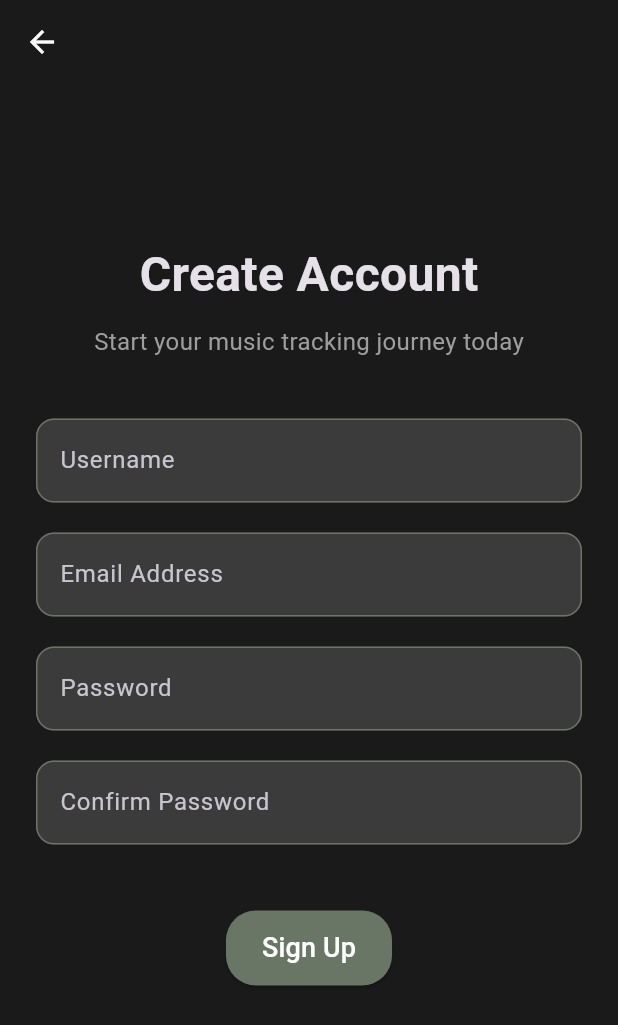
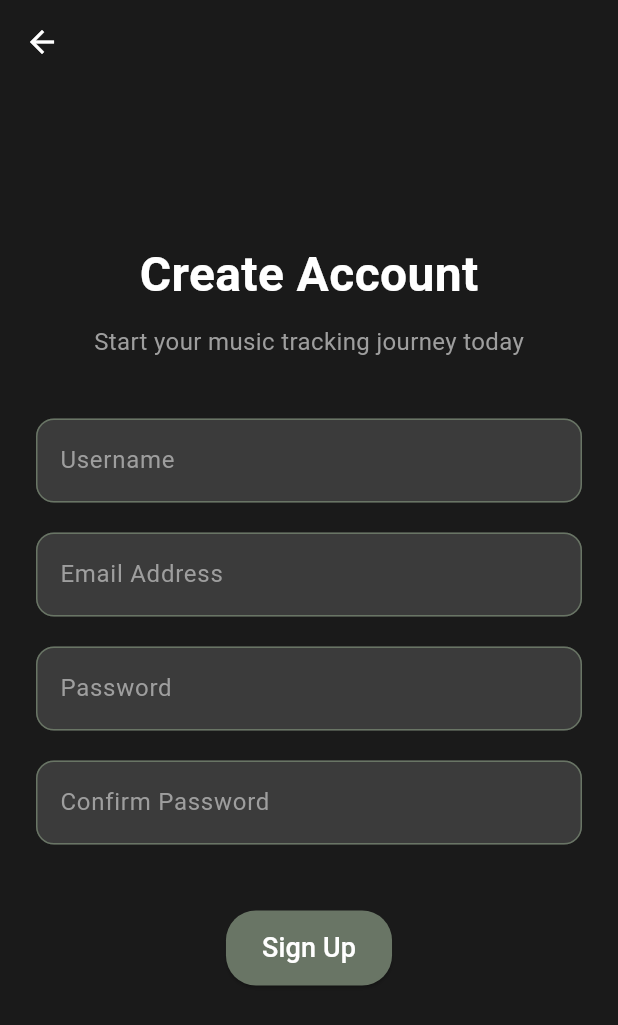
Before and after one commit to mariaR5/music-dashboard, a Flutter app: the screen it shows after launch, after a tap on "Create Account", on a phone screen of 412 x 824 dp. Shown: the top 1025 px of the screen. Run offline on Flutter 3.47's test engine with Material 3 defaults, Android fonts, the phone set to English and light mode, and no system bars; our stand-ins replace flutter_dotenv, flutter_secure_storage; missing offline and left inert: flutter_notification_listener; network calls fail.

Commit message:
Replace hardcoded colors with theme based ColorScheme

```diff
--- a/lib/main.dart
+++ b/lib/main.dart
@@ -136,8 +136,34 @@ Future<void> main() async {
 
   runApp(
     MaterialApp(
-      theme: ThemeData.dark().copyWith(
-        scaffoldBackgroundColor: const Color(0xFF1A1A1A),
+      theme: ThemeData(
+        scaffoldBackgroundColor: Color(0xFF1A1A1A),
+        colorScheme: const ColorScheme(
+          brightness: Brightness.dark,
+          primary: Color(0xFF1A1A1A),
+          onPrimary: Colors.white,
+          secondary: Color(0xFF697565),
+          onSecondary: Colors.white,
+          error: Colors.red,
+          onError: Colors.white,
+          surface: Color(0xFF3B3B3B),
+          onSurface: Colors.grey,
+        ),
+        textTheme: ThemeData.dark().textTheme.apply(
+          bodyColor: Colors.white,
+          displayColor: Colors.white,
+        ),
+        appBarTheme: const AppBarTheme(
+          backgroundColor: Color(0xFF1A1A1A),
+          foregroundColor: Colors.white, // title + icons
+          titleTextStyle: TextStyle(
+            color: Colors.white,
+            fontSize: 20,
+            fontWeight: FontWeight.bold,
+          ),
+          iconTheme: IconThemeData(color: Colors.white),
+          centerTitle: true,
+        ),
       ),
       home: isLoggedIn ? const ScrobblerHome() : const LoginPage(),
     ),
--- a/lib/pages/login_page.dart
+++ b/lib/pages/login_page.dart
@@ -77,7 +77,9 @@ class _LoginPageState extends State<LoginPage> {
 
   @override
   Widget build(BuildContext context) {
+    final colors = Theme.of(context).colorScheme;
     return Scaffold(
+      backgroundColor: colors.primary,
       body: SingleChildScrollView(
         child: ConstrainedBox(
           constraints: BoxConstraints(
@@ -124,10 +126,7 @@ class _LoginPageState extends State<LoginPage> {
                   ),
                   const SizedBox(height: 16),
                   if (_errorMessage != null)
-                    Text(
-                      _errorMessage!,
-                      style: const TextStyle(color: Colors.red),
-                    ),
+                    Text(_errorMessage!, style: TextStyle(color: colors.error)),
                   const SizedBox(height: 24),
                   SubmitButton(
                     isLoading: _isLoading,
@@ -138,7 +137,10 @@ class _LoginPageState extends State<LoginPage> {
                   Row(
                     mainAxisAlignment: MainAxisAlignment.center,
                     children: [
-                      Text('New User?', style: TextStyle(color: Colors.grey)),
+                      Text(
+                        'New User?',
+                        style: TextStyle(color: colors.surface),
+                      ),
                       TextButton(
                         onPressed: () {
                           Navigator.push(
--- a/lib/pages/register_page.dart
+++ b/lib/pages/register_page.dart
@@ -85,8 +85,9 @@ class _RegisterPageState extends State<RegisterPage> {
 
   @override
   Widget build(BuildContext context) {
+    final colors = Theme.of(context).colorScheme;
     return Scaffold(
-      backgroundColor: const Color(0xFF1A1A1A),
+      backgroundColor: colors.primary,
       appBar: AppBar(
         backgroundColor: Colors.transparent,
         leading: IconButton(
@@ -106,9 +107,9 @@ class _RegisterPageState extends State<RegisterPage> {
                 style: TextStyle(fontSize: 32, fontWeight: FontWeight.bold),
               ),
               const SizedBox(height: 10),
-              const Text(
+              Text(
                 'Start your music tracking journey today',
-                style: TextStyle(color: Colors.grey, fontSize: 16),
+                style: TextStyle(color: colors.onSurface, fontSize: 16),
               ),
               const SizedBox(height: 40),
 
@@ -148,7 +149,7 @@ class _RegisterPageState extends State<RegisterPage> {
                   padding: const EdgeInsets.only(bottom: 16),
                   child: Text(
                     _errorMessage!,
-                    style: TextStyle(color: Colors.red),
+                    style: TextStyle(color: colors.error),
                   ),
                 ),
 
--- a/lib/pages/top_items_page.dart
+++ b/lib/pages/top_items_page.dart
@@ -76,13 +76,14 @@ class _TopItemsPageState extends State<TopItemsPage> {
 
   @override
   Widget build(BuildContext context) {
+    final colors = Theme.of(context).colorScheme;
     return Scaffold(
       appBar: AppBar(
         title: Text(
           widget.title,
           style: TextStyle(fontWeight: FontWeight.bold),
         ),
-        backgroundColor: const Color(0xFF3B3B3B),
+        backgroundColor: colors.primary,
       ),
       body: _isLoading
           ? const Center(child: CircularProgressIndicator())
--- a/lib/widgets/custom_navbar.dart
+++ b/lib/widgets/custom_navbar.dart
@@ -12,6 +12,7 @@ class CustomNavbar extends StatelessWidget {
 
   @override
   Widget build(BuildContext context) {
+    final colors = Theme.of(context).colorScheme;
     return Container(
       decoration: BoxDecoration(
         borderRadius: BorderRadius.circular(20),
@@ -26,8 +27,8 @@ class CustomNavbar extends StatelessWidget {
       child: ClipRRect(
         borderRadius: BorderRadius.circular(20),
         child: BottomNavigationBar(
-          backgroundColor: const Color(0x55697565),
-          selectedItemColor: Colors.white,
+          backgroundColor: colors.surface,
+          selectedItemColor: colors.onSecondary,
           selectedLabelStyle: TextStyle(fontSize: 10),
           unselectedLabelStyle: TextStyle(fontSize: 10),
           selectedIconTheme: IconThemeData(size: 30),
--- a/lib/widgets/form_fields.dart
+++ b/lib/widgets/form_fields.dart
@@ -21,8 +21,7 @@ class BuildTextField extends StatefulWidget {
 class _BuildTextFieldState extends State<BuildTextField> {
   @override
   Widget build(BuildContext context) {
-    const sageGreen = Color(0xFF697565);
-    const greyAccent = Color(0xFF3B3B3B);
+    final colors = Theme.of(context).colorScheme;
 
     return TextField(
       controller: widget.fieldController,
@@ -33,15 +32,15 @@ class _BuildTextFieldState extends State<BuildTextField> {
         hintText: widget.isOtp ? '######' : '',
         floatingLabelStyle: TextStyle(color: Colors.white),
         filled: true,
-        fillColor: greyAccent,
+        fillColor: colors.surface,
         border: OutlineInputBorder(borderRadius: BorderRadius.circular(12)),
         enabledBorder: OutlineInputBorder(
           borderRadius: BorderRadius.circular(12),
-          borderSide: const BorderSide(color: sageGreen),
+          borderSide: BorderSide(color: colors.secondary),
         ),
         focusedBorder: OutlineInputBorder(
           borderRadius: BorderRadius.circular(12),
-          borderSide: const BorderSide(color: sageGreen),
+          borderSide: BorderSide(color: colors.secondary),
         ),
       ),
     );
@@ -66,14 +65,14 @@ class SubmitButton extends StatefulWidget {
 class _SubmitButtonState extends State<SubmitButton> {
   @override
   Widget build(BuildContext context) {
-    const sageGreen = Color(0xFF697565);
+    final colors = Theme.of(context).colorScheme;
 
     return SizedBox(
       height: 50,
       child: ElevatedButton(
         onPressed: widget.isLoading ? null : widget.onTap,
         style: ElevatedButton.styleFrom(
-          backgroundColor: sageGreen,
+          backgroundColor: colors.secondary,
           shape: RoundedRectangleBorder(
             borderRadius: BorderRadiusGeometry.circular(20),
           ),
```
Also changed, not shown: lib/pages/dashboard_page.dart (+17 -19 lines), lib/pages/forgot_password_page.dart (+5 -3 lines), lib/pages/home_page.dart (+16 -10 lines), lib/pages/profile_page.dart (+7 -5 lines), lib/pages/recommendation_page.dart (+10 -2 lines), lib/pages/verify_page.dart (+3 -4 lines), lib/widgets/artist_card.dart (+3 -4 lines), lib/widgets/now_playing.dart (+12 -3 lines), lib/widgets/song_card.dart (+5 -4 lines), lib/widgets/stat_card.dart (+3 -8 lines), lib/widgets/stats_list.dart (+6 -4 lines), lib/widgets/status_card.dart (+5 -3 lines).
